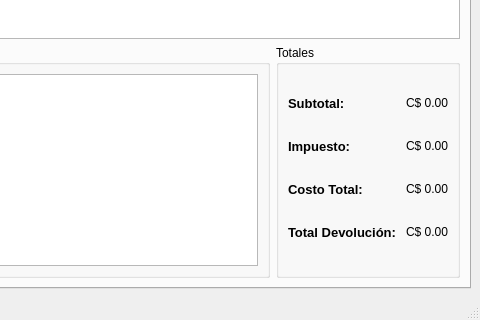
armonge/EsquipulasPy, file src/ui/devolucion.ui: the form before one commit; both pictures show x 320 to 800 and y 280 to 600 of the 800 by 600 pixel window.
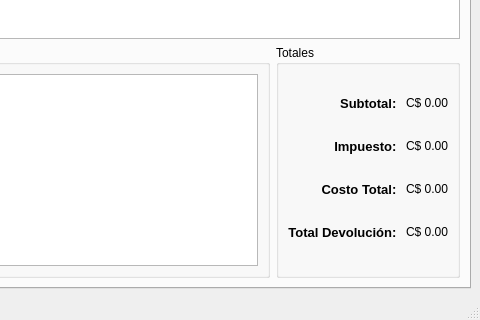
The form after the commit. The open tabs and pages were chosen to show the change. Icons and pictures are not drawn.

```diff
--- a/src/ui/devolucion.ui
+++ b/src/ui/devolucion.ui
@@ -242,6 +242,9 @@
              <property name="text">
               <string>Subtotal: </string>
              </property>
+             <property name="alignment">
+              <set>Qt::AlignRight|Qt::AlignTrailing|Qt::AlignVCenter</set>
+             </property>
             </widget>
            </item>
            <item row="1" column="0">
@@ -262,6 +265,9 @@
              <property name="text">
               <string>Impuesto: </string>
              </property>
+             <property name="alignment">
+              <set>Qt::AlignRight|Qt::AlignTrailing|Qt::AlignVCenter</set>
+             </property>
             </widget>
            </item>
            <item row="1" column="1">
@@ -295,6 +301,9 @@
              <property name="text">
               <string>Costo Total: </string>
              </property>
+             <property name="alignment">
+              <set>Qt::AlignRight|Qt::AlignTrailing|Qt::AlignVCenter</set>
+             </property>
             </widget>
            </item>
            <item row="2" column="1">
@@ -328,6 +337,9 @@
              <property name="text">
               <string>Total Devolución: </string>
              </property>
+             <property name="alignment">
+              <set>Qt::AlignRight|Qt::AlignTrailing|Qt::AlignVCenter</set>
+             </property>
             </widget>
            </item>
            <item row="3" column="1">
```
